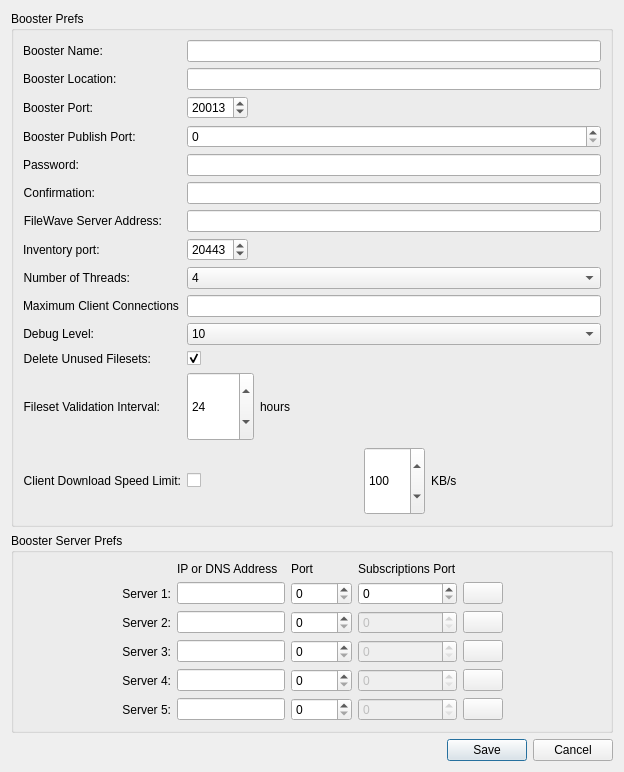
fw-dev/translations, file FileWaveGuiLib/BoosterMonitor/boosterpreferencesdlg.ui: the form before one commit.
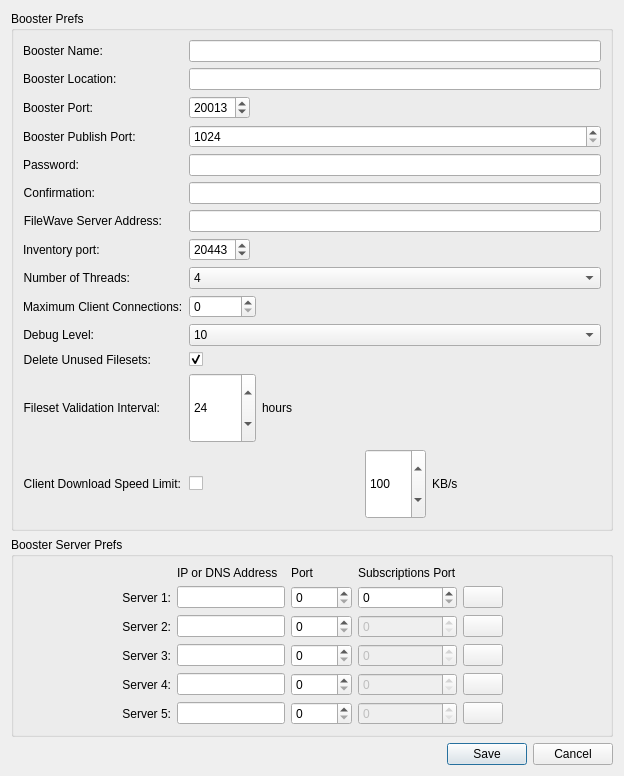
The form after the commit. Custom widgets are drawn as their Qt base class.

Patch:
```diff
--- a/FileWaveGuiLib/BoosterMonitor/boosterpreferencesdlg.ui
+++ b/FileWaveGuiLib/BoosterMonitor/boosterpreferencesdlg.ui
@@ -7,7 +7,7 @@
     <x>0</x>
     <y>0</y>
     <width>624</width>
-    <height>772</height>
+    <height>776</height>
    </rect>
   </property>
   <property name="windowTitle">
@@ -84,6 +84,9 @@
       </item>
       <item row="3" column="1">
        <widget class="QSpinBox" name="spinBox_BoosterPublishPort">
+        <property name="minimum">
+         <number>1024</number>
+        </property>
         <property name="maximum">
          <number>65535</number>
         </property>
@@ -159,6 +162,9 @@
        <layout class="QHBoxLayout" name="horizontalLayout_4">
         <item>
          <widget class="QSpinBox" name="spinBoxPortServer">
+          <property name="minimum">
+           <number>1024</number>
+          </property>
           <property name="maximum">
            <number>65535</number>
           </property>
@@ -240,13 +246,10 @@
       <item row="9" column="0">
        <widget class="QLabel" name="label_20">
         <property name="text">
-         <string>Maximum Client Connections</string>
+         <string>Maximum Client Connections:</string>
         </property>
        </widget>
       </item>
-      <item row="9" column="1">
-       <widget class="QLineEdit" name="maxClientConnections"/>
-      </item>
       <item row="10" column="0">
        <widget class="QLabel" name="label_7">
         <property name="sizePolicy">
@@ -425,6 +428,30 @@
         </item>
        </layout>
       </item>
+      <item row="9" column="1">
+       <layout class="QHBoxLayout" name="horizontalLayout_5">
+        <item>
+         <widget class="QSpinBox" name="maxClientConnections">
+          <property name="maximum">
+           <number>100000</number>
+          </property>
+         </widget>
+        </item>
+        <item>
+         <spacer name="horizontalSpacer_4">
+          <property name="orientation">
+           <enum>Qt::Horizontal</enum>
+          </property>
+          <property name="sizeHint" stdset="0">
+           <size>
+            <width>40</width>
+            <height>20</height>
+           </size>
+          </property>
+         </spacer>
+        </item>
+       </layout>
+      </item>
      </layout>
     </widget>
    </item>
```
Left out of the diff: 13 changed lines with no effect on the pictures.
